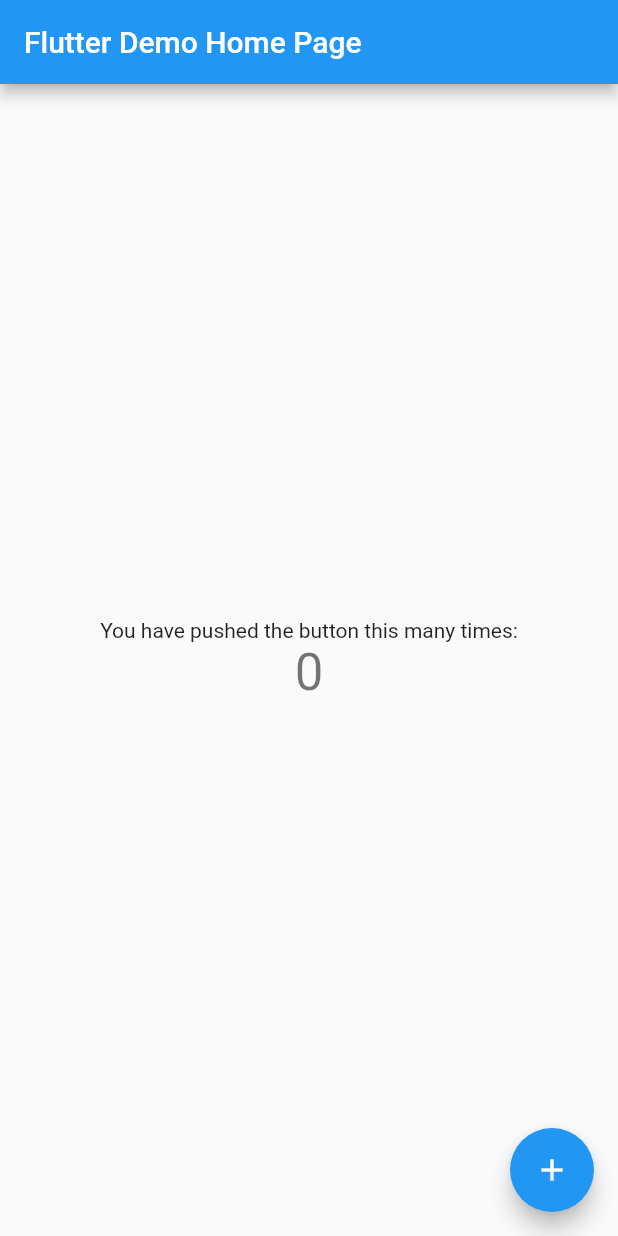
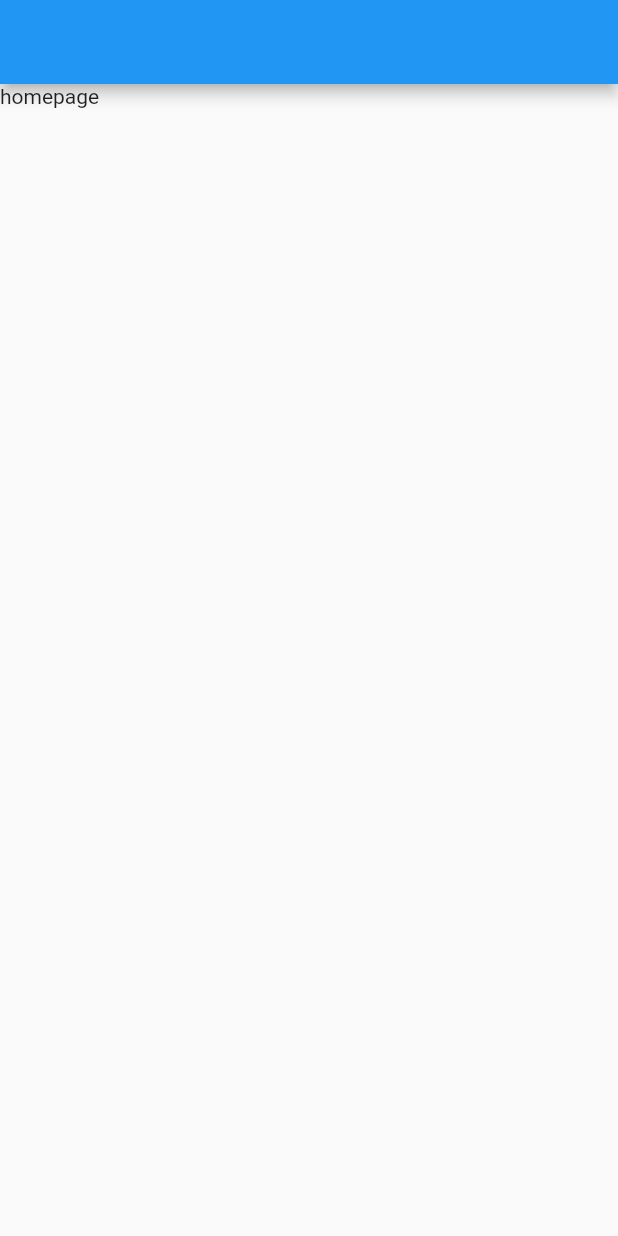
Before and after one commit to jaklia/flutter_rm, a Flutter app: the screen it shows after launch, on a phone screen of 412 x 824 dp. Run offline on Flutter 3.47's test engine with Material 2 defaults, Android fonts, the phone set to English and light mode, and no system bars.

Commit message:
homepage added

```diff
--- a/lib/main.dart
+++ b/lib/main.dart
@@ -1,4 +1,5 @@
 import 'package:flutter/material.dart';
+import 'package:flutter_rm/pages/home_page.dart';
 
 void main() {
   runApp(const MyApp());
@@ -6,110 +7,14 @@
 
 class MyApp extends StatelessWidget {
   const MyApp({super.key});
-
-  // This widget is the root of your application.
   @override
   Widget build(BuildContext context) {
     return MaterialApp(
       title: 'Flutter Demo',
       theme: ThemeData(
-        // This is the theme of your application.
-        //
-        // Try running your application with "flutter run". You'll see the
-        // application has a blue toolbar. Then, without quitting the app, try
-        // changing the primarySwatch below to Colors.green and then invoke
-        // "hot reload" (press "r" in the console where you ran "flutter run",
-        // or simply save your changes to "hot reload" in a Flutter IDE).
-        // Notice that the counter didn't reset back to zero; the application
-        // is not restarted.
         primarySwatch: Colors.blue,
       ),
-      home: const MyHomePage(title: 'Flutter Demo Home Page'),
+      home: const HomePage(),
     );
   }
 }
-
-class MyHomePage extends StatefulWidget {
-  const MyHomePage({super.key, required this.title});
-
-  // This widget is the home page of your application. It is stateful, meaning
-  // that it has a State object (defined below) that contains fields that affect
-  // how it looks.
-
-  // This class is the configuration for the state. It holds the values (in this
-  // case the title) provided by the parent (in this case the App widget) and
-  // used by the build method of the State. Fields in a Widget subclass are
-  // always marked "final".
-
-  final String title;
-
-  @override
-  State<MyHomePage> createState() => _MyHomePageState();
-}
-
-class _MyHomePageState extends State<MyHomePage> {
-  int _counter = 0;
-
-  void _incrementCounter() {
-    setState(() {
-      // This call to setState tells the Flutter framework that something has
-      // changed in this State, which causes it to rerun the build method below
-      // so that the display can reflect the updated values. If we changed
-      // _counter without calling setState(), then the build method would not be
-      // called again, and so nothing would appear to happen.
-      _counter++;
-    });
-  }
-
-  @override
-  Widget build(BuildContext context) {
-    // This method is rerun every time setState is called, for instance as done
-    // by the _incrementCounter method above.
-    //
-    // The Flutter framework has been optimized to make rerunning build methods
-    // fast, so that you can just rebuild anything that needs updating rather
-    // than having to individually change instances of widgets.
-    return Scaffold(
-      appBar: AppBar(
-        // Here we take the value from the MyHomePage object that was created by
-        // the App.build method, and use it to set our appbar title.
-        title: Text(widget.title),
-      ),
-      body: Center(
-        // Center is a layout widget. It takes a single child and positions it
-        // in the middle of the parent.
-        child: Column(
-          // Column is also a layout widget. It takes a list of children and
-          // arranges them vertically. By default, it sizes itself to fit its
-          // children horizontally, and tries to be as tall as its parent.
-          //
-          // Invoke "debug painting" (press "p" in the console, choose the
-          // "Toggle Debug Paint" action from the Flutter Inspector in Android
-          // Studio, or the "Toggle Debug Paint" command in Visual Studio Code)
-          // to see the wireframe for each widget.
-          //
-          // Column has various properties to control how it sizes itself and
-          // how it positions its children. Here we use mainAxisAlignment to
-          // center the children vertically; the main axis here is the vertical
-          // axis because Columns are vertical (the cross axis would be
-          // horizontal).
-          mainAxisAlignment: MainAxisAlignment.center,
-          children: <Widget>[
-            const Text(
-              'You have pushed the button this many times:',
-            ),
-            Text(
-              '$_counter',
-              style: Theme.of(context).textTheme.headline4,
-            ),
-          ],
-        ),
-      ),
-      floatingActionButton: FloatingActionButton(
-        onPressed: _incrementCounter,
-        tooltip: 'Increment',
-        child: const Icon(Icons.add),
-      ), // This trailing comma makes auto-formatting nicer for build methods.
-    );
-  }
-}
--- /dev/null
+++ b/lib/pages/home_page.dart
@@ -0,0 +1,15 @@
+import 'package:flutter/material.dart';
+
+class HomePage extends StatelessWidget {
+  const HomePage({super.key});
+
+  @override
+  Widget build(BuildContext context) {
+    return Scaffold(
+      appBar: AppBar(),
+      body: Container(
+        child: Text("homepage"),
+      ),
+    );
+  }
+}
```
